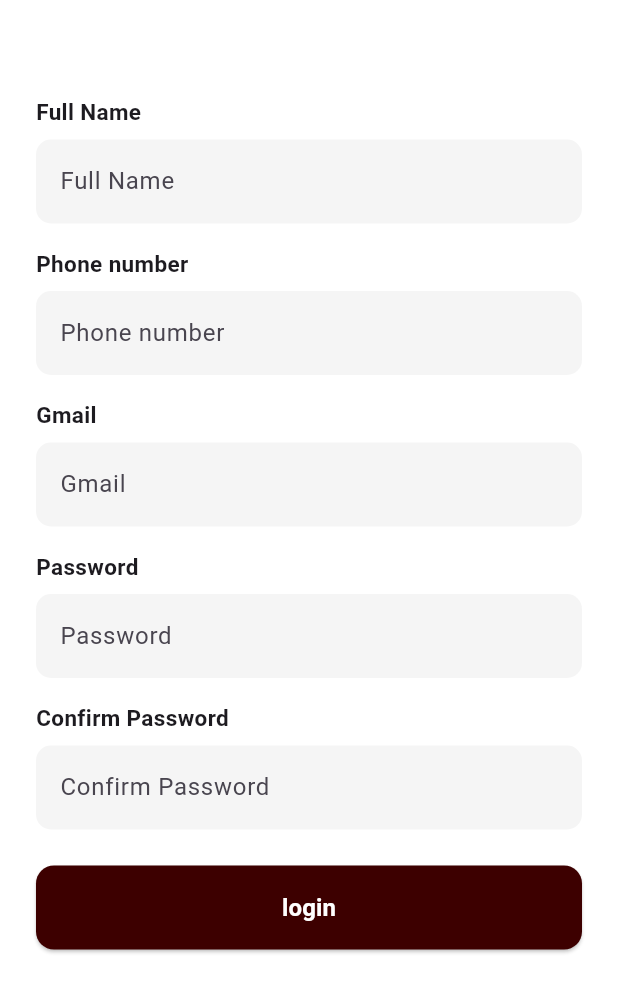
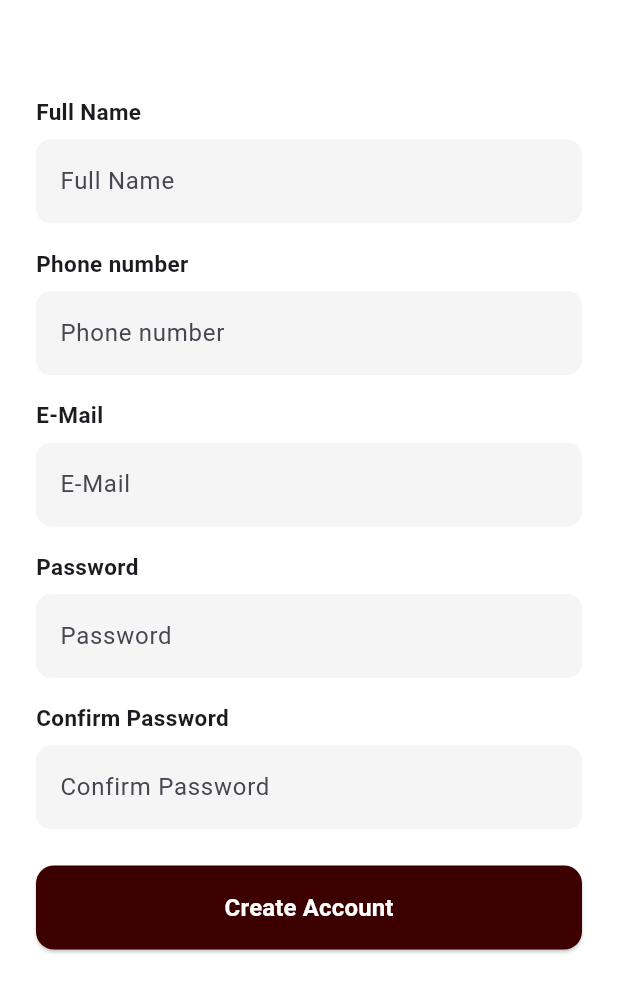
Before and after one commit to eadel21/legal_hub_app, a Flutter app: the RegisterScreen screen opened directly, on a phone screen of 412 x 824 dp. Shown: the top 992 px of the screen. Run offline on Flutter 3.47's test engine with Material 3 defaults, Android fonts, the phone set to English and light mode, and no system bars; our stand-ins replace carousel_slider, cloud_firestore, firebase_auth, firebase_core, google_sign_in, pin_code_fields and 1 more; accounts and stored records are empty; Roboto replaces fonts that are missing (AppFont).

Commit message:
still 3rd commit

```diff
--- a/lib/screens/auth/register_screen.dart
+++ b/lib/screens/auth/register_screen.dart
@@ -43,18 +43,15 @@ class _RegisterScreenState extends State<RegisterScreen> {
   }
 
   void _showError(String msg) =>
-      ScaffoldMessenger.of(context)
-          .showSnackBar(SnackBar(content: Text(msg)));
+      ScaffoldMessenger.of(context).showSnackBar(SnackBar(content: Text(msg)));
 
   Widget _field(String label, TextEditingController ctrl,
-      {bool obscure = false,
-      TextInputType type = TextInputType.text}) {
+      {bool obscure = false, TextInputType type = TextInputType.text}) {
     return Column(
       crossAxisAlignment: CrossAxisAlignment.start,
       children: [
         Text(label,
-            style: const TextStyle(
-                fontWeight: FontWeight.w600, fontSize: 15)),
+            style: const TextStyle(fontWeight: FontWeight.w600, fontSize: 15)),
         const SizedBox(height: 8),
         TextField(
           controller: ctrl,
@@ -79,14 +76,13 @@ class _RegisterScreenState extends State<RegisterScreen> {
               _field('Full Name', _nameController),
               _field('Phone number', _phoneController,
                   type: TextInputType.phone),
-              _field('Gmail', _emailController,
+              _field('E-Mail', _emailController,
                   type: TextInputType.emailAddress),
               _field('Password', _passwordController, obscure: true),
-              _field('Confirm Password', _confirmController,
-                  obscure: true),
+              _field('Confirm Password', _confirmController, obscure: true),
               const SizedBox(height: 8),
               CustomButton(
-                  text: 'login',
+                  text: 'Create Account',
                   onPressed: _register,
                   isLoading: _isLoading),
             ],
```
